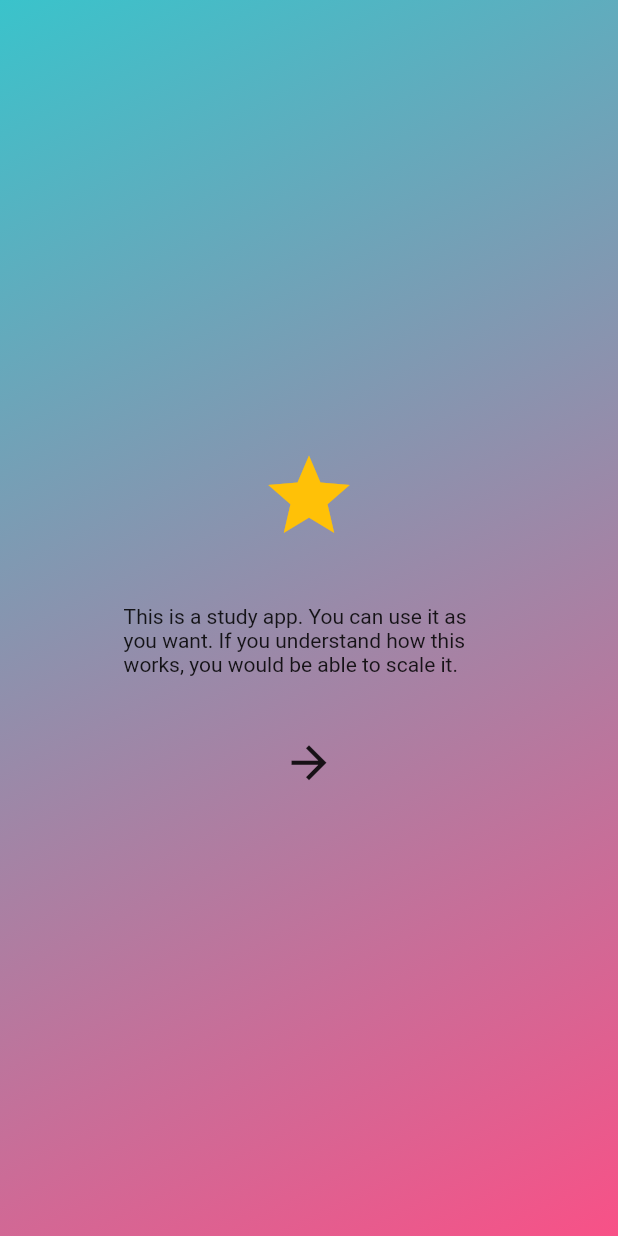
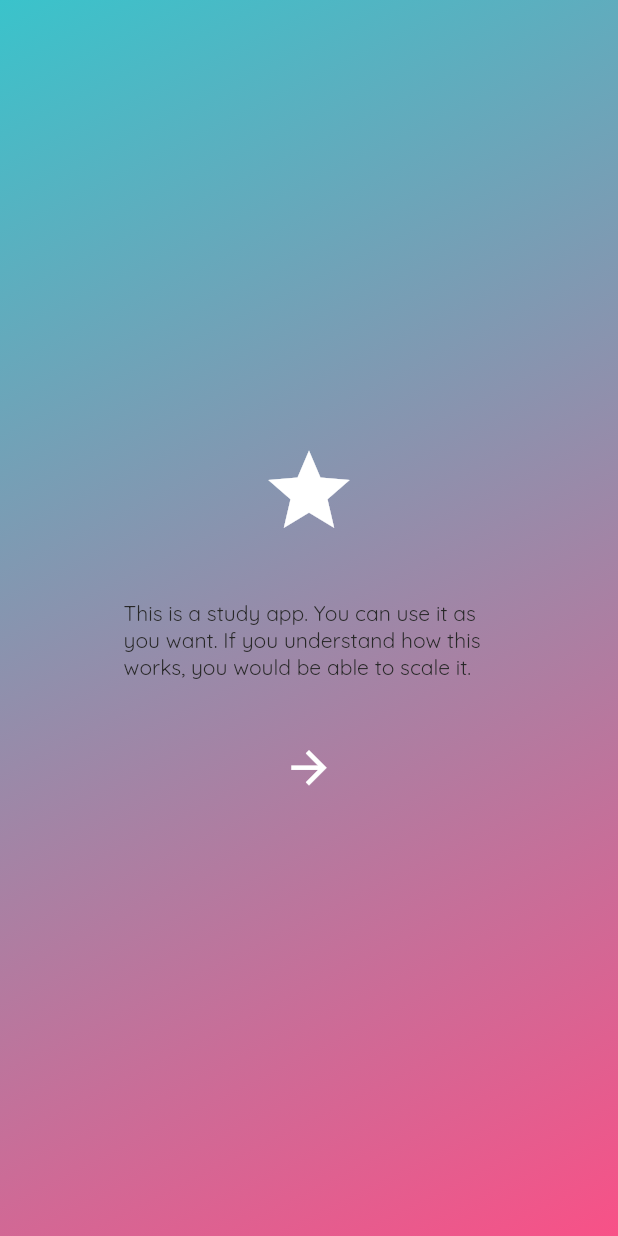
Before and after one commit to ChathraNavoda/Educational_app, a Flutter app: the screen it shows after launch, on a phone screen of 412 x 824 dp. Run offline on Flutter 3.47's test engine with Material 2 defaults, Android fonts, the phone set to English and light mode, and no system bars; our stand-ins replace cloud_firestore, firebase_core, get, google_fonts; missing offline and left inert: dart:ffi; accounts and stored records are empty; project files that could hold a hidden picture were left out.

Commit message:
define properties for icons Themes in mixin

```diff
--- a/lib/configs/themes/app_color.dart
+++ b/lib/configs/themes/app_color.dart
@@ -2,6 +2,8 @@ import 'package:educational_app/configs/themes/app_dark_theme.dart';
 import 'package:educational_app/configs/themes/ui_parameters.dart';
 import 'package:flutter/material.dart';
 import 'package:educational_app/configs/themes/app_light_theme.dart';
+
+const Color onSurfaceTextColor = Colors.white;
 
 const mainGradientLight = LinearGradient(
   begin: Alignment.topLeft,
--- a/lib/configs/themes/app_light_theme.dart
+++ b/lib/configs/themes/app_light_theme.dart
@@ -1,4 +1,17 @@
+import 'package:educational_app/configs/themes/sub_theme_data_mixin.dart';
 import 'package:flutter/cupertino.dart';
+import 'package:flutter/material.dart';
 
 const Color primaryLightColorLight = Color(0xFF3ac3cb);
 const Color primaryColorLight = Color(0xFFf85187);
+const Color mainTextColor = Color.fromARGB(255, 40, 40, 40);
+
+class LightTheme with SubThemeData {
+  buildLightTheme() {
+    final ThemeData systemLightTheme = ThemeData.light();
+    return systemLightTheme.copyWith(
+        iconTheme: getIconTheme(),
+        textTheme: getTextThemes()
+            .apply(bodyColor: mainTextColor, displayColor: mainTextColor));
+  }
+}
--- /dev/null
+++ b/lib/configs/themes/sub_theme_data_mixin.dart
@@ -0,0 +1,20 @@
+import 'package:educational_app/configs/themes/app_color.dart';
+import 'package:flutter/material.dart';
+import 'package:google_fonts/google_fonts.dart';
+
+mixin SubThemeData {
+  TextTheme getTextThemes() {
+    return GoogleFonts.quicksandTextTheme(const TextTheme(
+      bodyText1: TextStyle(
+        fontWeight: FontWeight.w400,
+      ),
+      bodyText2: TextStyle(
+        fontWeight: FontWeight.w400,
+      ),
+    ));
+  }
+
+  IconThemeData getIconTheme() {
+    return const IconThemeData(color: onSurfaceTextColor, size: 16);
+  }
+}
--- a/lib/main.dart
+++ b/lib/main.dart
@@ -1,4 +1,5 @@
 import 'package:educational_app/bindings/initial_bindings.dart';
+import 'package:educational_app/configs/themes/app_light_theme.dart';
 import 'package:educational_app/data_uploader_screen.dart';
 import 'package:educational_app/firebase_options.dart';
 import 'package:educational_app/routes/app_route.dart';
@@ -26,6 +27,8 @@ class MyApp extends StatelessWidget {
   @override
   Widget build(BuildContext context) {
     return GetMaterialApp(
-        debugShowCheckedModeBanner: false, getPages: AppRoutes.routes());
+        theme: LightTheme().buildLightTheme(),
+        debugShowCheckedModeBanner: false,
+        getPages: AppRoutes.routes());
   }
 }
--- a/lib/screens/introduction/introduction.dart
+++ b/lib/screens/introduction/introduction.dart
@@ -19,7 +19,7 @@ class AppIntroductionScreen extends StatelessWidget {
           child: Column(
             mainAxisAlignment: MainAxisAlignment.center,
             children: [
-              const Icon(Icons.star, size: 65, color: Colors.amber),
+              const Icon(Icons.star, size: 65),
               SizedBox(height: 40),
               const Text(
                   'This is a study app. You can use it as you want. If you understand how this works, you would be able to scale it.'),
--- a/pubspec.yaml
+++ b/pubspec.yaml
@@ -37,6 +37,7 @@ dependencies:
   cupertino_icons: ^1.0.2
   firebase_core: ^2.4.1
   cloud_firestore: ^4.3.1
+  google_fonts: ^3.0.1
 
 dev_dependencies:
   flutter_test:
```
Also changed, not shown: pubspec.lock.
